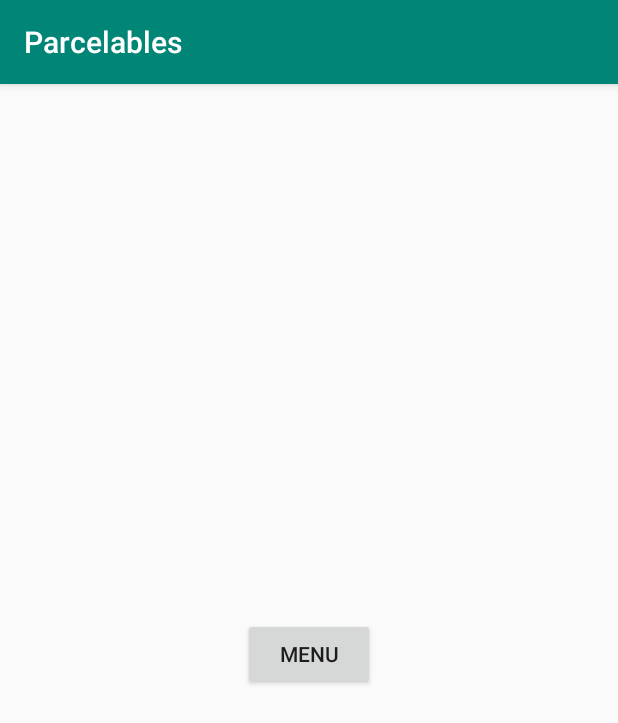
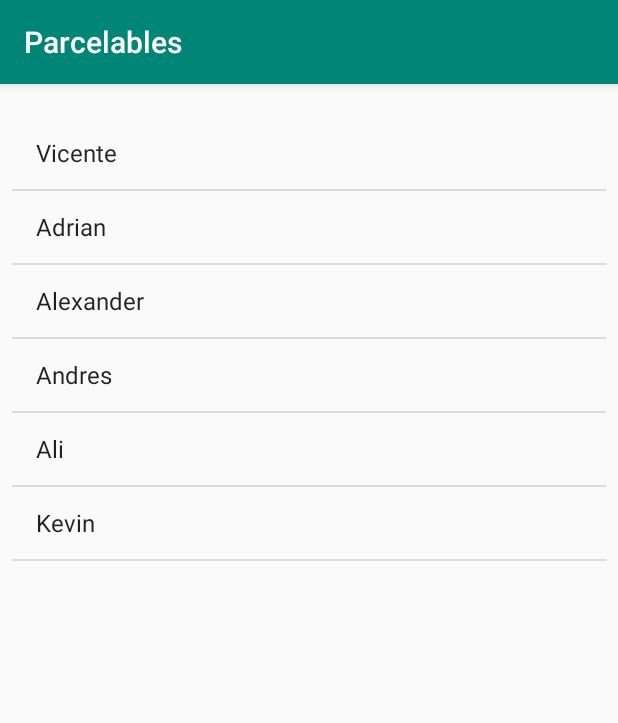
Before and after one commit to 2019-a-gr2-moviles/mov-tigselema-pacheco-jefferson-alexander, an Android app: the screen it shows after launch (Parcelable before the commit, ListViewActivity after it), after a tap on "PARCELABLE", on a phone screen of 412 x 824 dp. Shown: the top 723 px of the screen. Run offline under Robolectric (Android 15) with nearby library versions, the phone set to English and light mode, and no system bars.

Commit message:
list view

```diff
--- a/Parcelables/app/build.gradle
+++ b/Parcelables/app/build.gradle
@@ -27,6 +27,7 @@ dependencies {
     implementation "org.jetbrains.kotlin:kotlin-stdlib-jdk7:$kotlin_version"
     implementation 'com.android.support:appcompat-v7:28.0.0'
     implementation 'com.android.support.constraint:constraint-layout:1.1.3'
+    implementation "com.android.support:design:28.0.0"
     testImplementation 'junit:junit:4.12'
     androidTestImplementation 'com.android.support.test:runner:1.0.2'
     androidTestImplementation 'com.android.support.test.espresso:espresso-core:3.0.2'
--- a/Parcelables/app/src/main/AndroidManifest.xml
+++ b/Parcelables/app/src/main/AndroidManifest.xml
@@ -9,6 +9,8 @@
             android:roundIcon="@mipmap/ic_launcher_round"
             android:supportsRtl="true"
             android:theme="@style/AppTheme">
+        <activity android:name=".ListViewActivity">
+        </activity>
         <activity android:name=".Parcelable">
         </activity>
         <activity android:name=".MainActivity">
--- /dev/null
+++ b/Parcelables/app/src/main/java/com/example/parcelables/ListViewActivity.kt
@@ -0,0 +1,33 @@
+package com.example.parcelables
+
+import android.support.v7.app.AppCompatActivity
+import android.os.Bundle
+import android.util.Log
+import android.widget.AdapterView
+import android.widget.ArrayAdapter
+import kotlinx.android.synthetic.main.activity_list_view.*
+import android.support.design.widget.Snackbar
+
+class ListViewActivity : AppCompatActivity() {
+
+    override fun onCreate(savedInstanceState: Bundle?) {
+        super.onCreate(savedInstanceState)
+        setContentView(R.layout.activity_list_view)
+
+        val listaNombres = arrayListOf<String>()
+        listaNombres.add("Vicente")
+        listaNombres.add("Adrian")
+        listaNombres.add("Alexander")
+        listaNombres.add("Andres")
+        listaNombres.add("Ali")
+        listaNombres.add("Kevin")
+
+        val adapter = ArrayAdapter<String>(this, android.R.layout.simple_list_item_1, listaNombres)
+        lv_ejemplo.adapter = adapter
+
+        lv_ejemplo.onItemClickListener = AdapterView.OnItemClickListener { parent, view, position, id ->
+            Log.i("list-view", "Posicion $position")
+            Snackbar.make(view, "Ha seleccionado $position", Snackbar.LENGTH_LONG).setAction("Action",null).show()
+        }
+    }
+}
--- a/Parcelables/app/src/main/java/com/example/parcelables/MainActivity.kt
+++ b/Parcelables/app/src/main/java/com/example/parcelables/MainActivity.kt
@@ -12,6 +12,8 @@ class MainActivity : AppCompatActivity() {
         super.onCreate(savedInstanceState)
         setContentView(R.layout.activity_main)
         btn_parce.setOnClickListener{irAParcelable()}
+        btn_adapter.setOnClickListener{irAListView()}
+
     }
 
     fun irAParcelable(){
@@ -21,4 +23,12 @@ class MainActivity : AppCompatActivity() {
         val cachetes = Mascota("cachetes", alexander)
         startActivity(intentExplicito)
     }
+
+    fun irAListView(){
+        val intentExplicito = Intent(
+            this,
+            ListViewActivity::class.java
+        )
+        startActivity(intentExplicito)
+    }
 }
--- /dev/null
+++ b/Parcelables/app/src/main/res/layout/activity_list_view.xml
@@ -0,0 +1,17 @@
+<?xml version="1.0" encoding="utf-8"?>
+<android.support.constraint.ConstraintLayout
+        xmlns:android="http://schemas.android.com/apk/res/android"
+        xmlns:tools="http://schemas.android.com/tools"
+        xmlns:app="http://schemas.android.com/apk/res-auto"
+        android:layout_width="match_parent"
+        android:layout_height="match_parent"
+        tools:context=".ListViewActivity">
+
+    <ListView
+            android:layout_width="0dp"
+            android:layout_height="716dp"
+            app:layout_constraintTop_toTopOf="parent" android:id="@+id/lv_ejemplo" android:layout_marginBottom="8dp"
+            app:layout_constraintBottom_toBottomOf="parent" app:layout_constraintStart_toStartOf="parent"
+            android:layout_marginStart="8dp" android:layout_marginEnd="8dp"
+            app:layout_constraintEnd_toEndOf="parent"/>
+</android.support.constraint.ConstraintLayout>
--- a/Parcelables/app/src/main/res/layout/activity_main.xml
+++ b/Parcelables/app/src/main/res/layout/activity_main.xml
@@ -21,5 +21,11 @@
             android:layout_height="wrap_content" tools:layout_editor_absoluteY="426dp"
             android:id="@+id/btn_parce" app:layout_constraintEnd_toEndOf="@+id/textView"
             app:layout_constraintStart_toStartOf="@+id/textView"/>
+    <Button
+            android:text="ADAPTER"
+            android:layout_width="wrap_content"
+            android:layout_height="wrap_content" tools:layout_editor_absoluteY="254dp"
+            android:id="@+id/btn_adapter" app:layout_constraintEnd_toEndOf="@+id/textView"
+            app:layout_constraintStart_toStartOf="@+id/textView"/>
 
 </android.support.constraint.ConstraintLayout>
```
